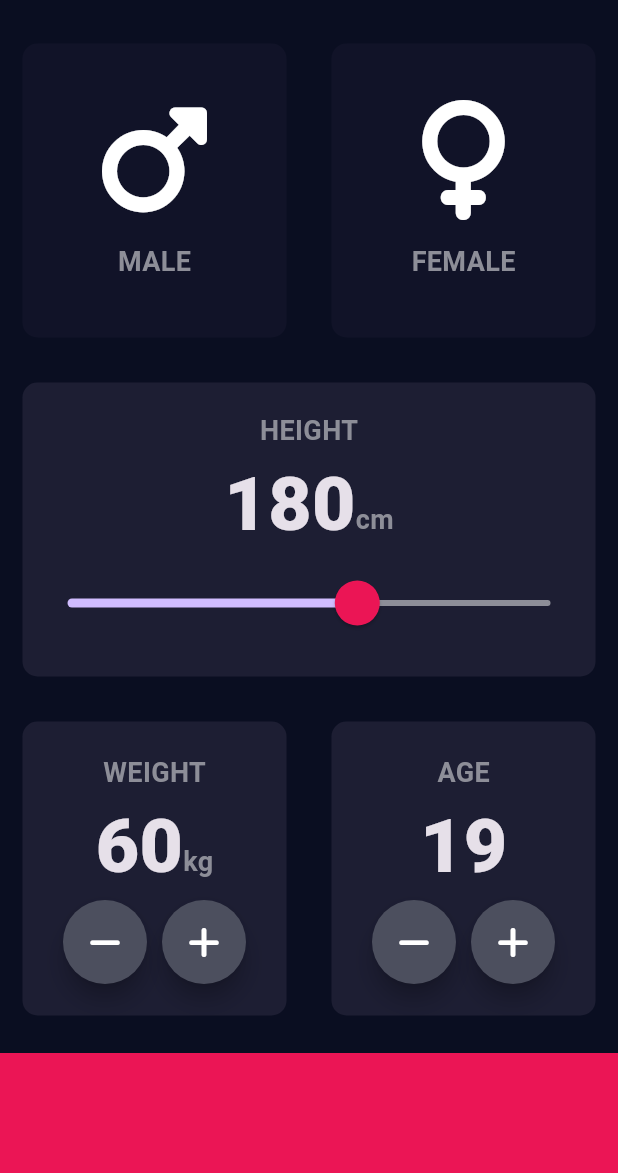
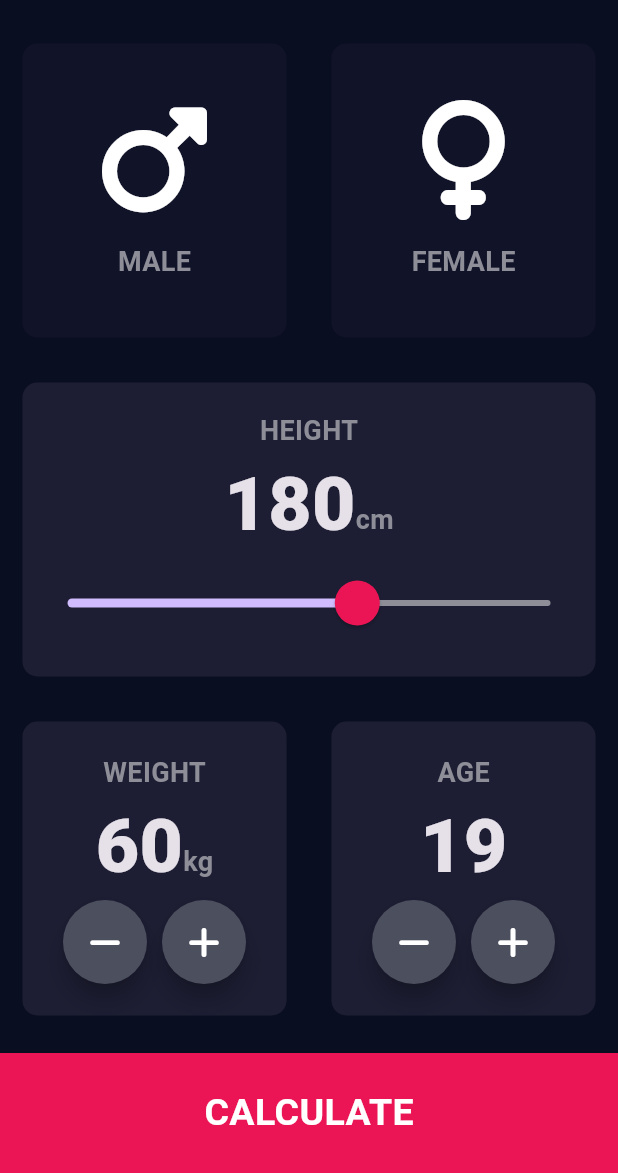
Before and after one commit to WinHtunOo29/BMI-Calculator, a Flutter app: the screen it shows after launch, on a phone screen of 412 x 824 dp, the part 63-1236 px from its top. Run offline on Flutter 3.47's test engine with Material 3 defaults, Android fonts, the phone set to English and light mode, and no system bars; our stand-ins replace font_awesome_flutter.

```diff
--- a/bmi_calculator/lib/main.dart
+++ b/bmi_calculator/lib/main.dart
@@ -1,3 +1,4 @@
+import 'package:bmi_calculator/views/results_page.dart';
 import 'package:flutter/material.dart';
 import 'views/input_page.dart';
 
@@ -15,7 +16,11 @@ class BMICalculator extends StatelessWidget {
         ),
         scaffoldBackgroundColor: const Color(0xFF0A0E21),
       ),
-      home: const InputPage(),
+      initialRoute: '/',
+      routes: {
+        '/': (context) => const InputPage(),
+        '/results': (context) => const ResultsPage()
+      },
     );
   }
 }
--- a/bmi_calculator/lib/views/input_page.dart
+++ b/bmi_calculator/lib/views/input_page.dart
@@ -215,11 +215,25 @@ class _InputPageState extends State<InputPage> {
               ],
             ),
           ),
-          Container(
-            color: appColors.bottomContainerBgColor(),
-            margin: const EdgeInsets.only(top: 10.0),
-            width: double.infinity,
-            height: kBottomContainerHeight,
+          GestureDetector(
+            onTap: () {
+              Navigator.pushNamed(context, '/results');
+            },
+            child: Container(
+              color: appColors.bottomContainerBgColor(),
+              margin: const EdgeInsets.only(top: 10.0),
+              width: double.infinity,
+              height: kBottomContainerHeight,
+              alignment: Alignment.center,
+              child: const Text(
+                'CALCULATE',
+                style: TextStyle(
+                  color: Colors.white,
+                  fontSize: 25,
+                  fontWeight: FontWeight.bold
+                ),
+              ),
+            ),
           )
         ],
       )
```
Also changed, not shown: bmi_calculator/lib/views/results_page.dart (added, +14 -0 lines).
